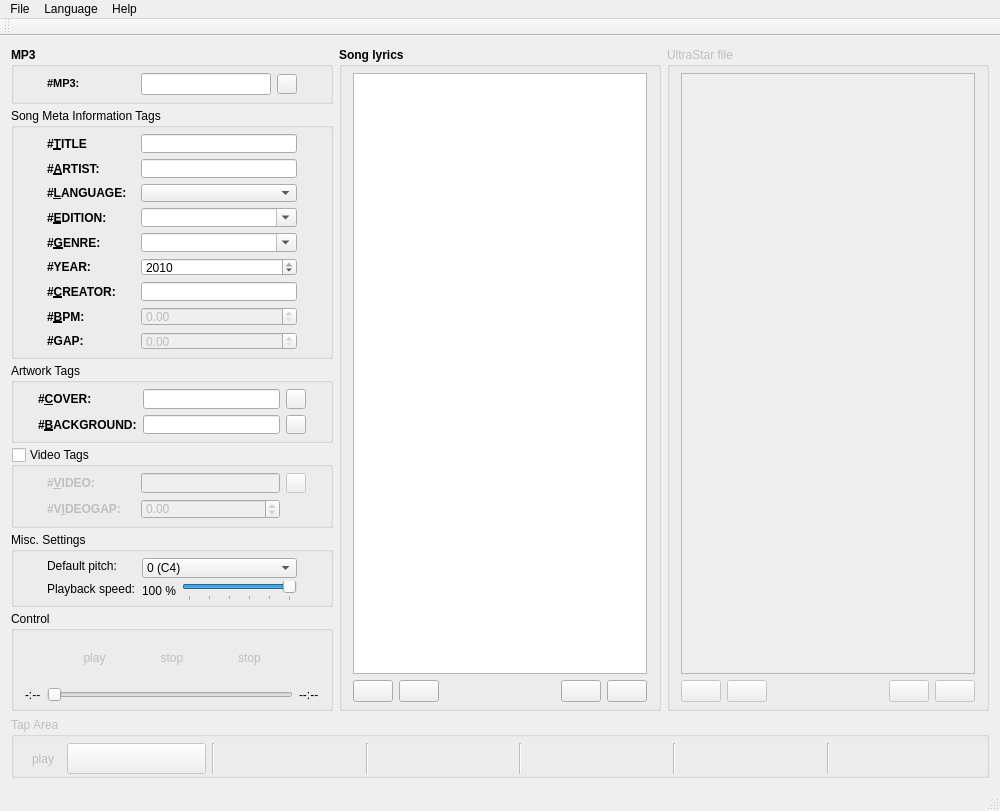
This is src/QCMainWindow.ui in UltraStar-Deluxe/UltraStar-Creator as Qt 5 draws it before an edit. The edited form follows.
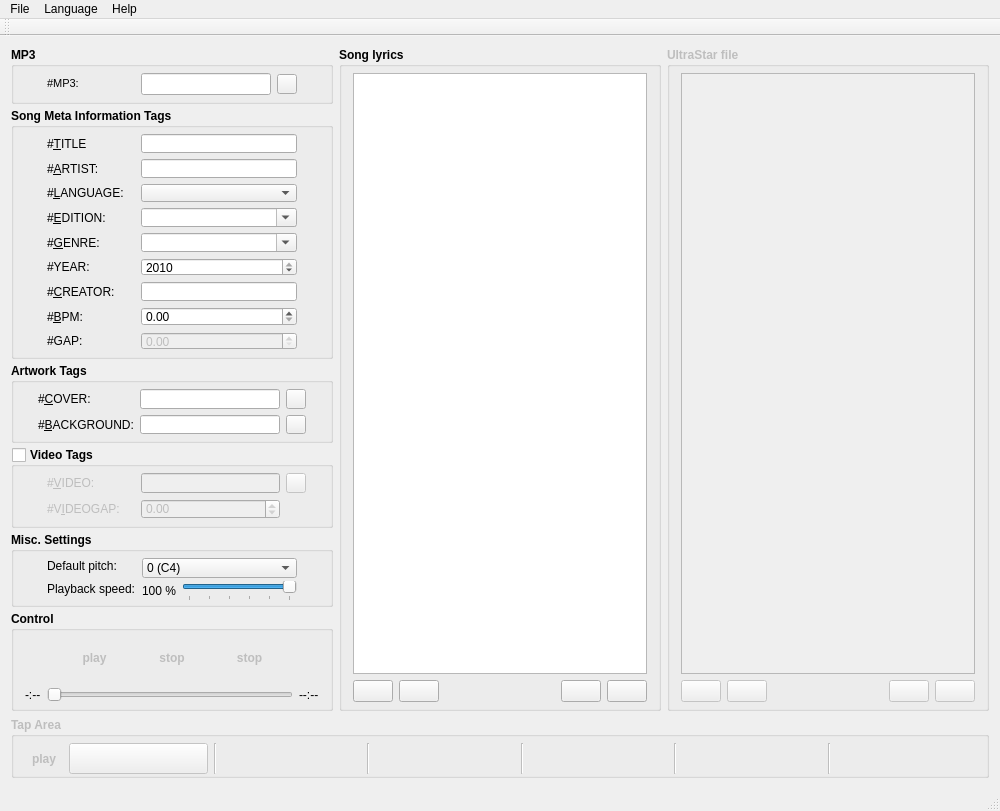
This is the edited form. Icons and pictures are not drawn.

Commit message: * sorted QCMainWindow constructor (to eventually create an init()-function to be reused by reset() * made groupbox names bold, US tags not bold * re-enabled doubleSpinBox_BPM so that a custom BPM can be set

```diff
--- a/src/QCMainWindow.ui
+++ b/src/QCMainWindow.ui
@@ -88,6 +88,12 @@
              </item>
              <item row="0" column="1">
               <widget class="QLabel" name="label_MP3">
+               <property name="font">
+                <font>
+                 <weight>50</weight>
+                 <bold>false</bold>
+                </font>
+               </property>
                <property name="statusTip">
                 <string>MP3 tag</string>
                </property>
@@ -95,7 +101,7 @@
                 <string notr="true">&lt;!DOCTYPE HTML PUBLIC &quot;-//W3C//DTD HTML 4.0//EN&quot; &quot;http://www.w3.org/TR/REC-html40/strict.dtd&quot;&gt;
 &lt;html&gt;&lt;head&gt;&lt;meta name=&quot;qrichtext&quot; content=&quot;1&quot; /&gt;&lt;style type=&quot;text/css&quot;&gt;
 p, li { white-space: pre-wrap; }
-&lt;/style&gt;&lt;/head&gt;&lt;body style=&quot; font-family:'MS Shell Dlg 2'; font-size:8.25pt; font-weight:600; font-style:normal;&quot;&gt;
+&lt;/style&gt;&lt;/head&gt;&lt;body style=&quot; font-family:'MS Shell Dlg 2'; font-size:8.25pt; font-weight:400; font-style:normal;&quot;&gt;
 &lt;p style=&quot; margin-top:0px; margin-bottom:0px; margin-left:0px; margin-right:0px; -qt-block-indent:0; text-indent:0px;&quot;&gt;&lt;span style=&quot; font-size:8pt;&quot;&gt;#MP3:&lt;/span&gt;&lt;/p&gt;&lt;/body&gt;&lt;/html&gt;</string>
                </property>
               </widget>
@@ -105,6 +111,12 @@
                <property name="enabled">
                 <bool>true</bool>
                </property>
+               <property name="font">
+                <font>
+                 <weight>50</weight>
+                 <bold>false</bold>
+                </font>
+               </property>
                <property name="statusTip">
                 <string>Set the song to tap by dropping a song file onto USC or by browsing your harddrive.</string>
                </property>
@@ -186,6 +198,12 @@
             <height>251</height>
            </size>
           </property>
+          <property name="font">
+           <font>
+            <weight>75</weight>
+            <bold>true</bold>
+           </font>
+          </property>
           <property name="title">
            <string>Song Meta Information Tags</string>
           </property>
@@ -211,8 +229,8 @@
                </property>
                <property name="font">
                 <font>
-                 <weight>75</weight>
-                 <bold>true</bold>
+                 <weight>50</weight>
+                 <bold>false</bold>
                 </font>
                </property>
                <property name="statusTip">
@@ -234,6 +252,12 @@
                  <verstretch>0</verstretch>
                 </sizepolicy>
                </property>
+               <property name="font">
+                <font>
+                 <weight>50</weight>
+                 <bold>false</bold>
+                </font>
+               </property>
                <property name="statusTip">
                 <string>Enter the song title.</string>
                </property>
@@ -258,8 +282,8 @@
                </property>
                <property name="font">
                 <font>
-                 <weight>75</weight>
-                 <bold>true</bold>
+                 <weight>50</weight>
+                 <bold>false</bold>
                 </font>
                </property>
                <property name="statusTip">
@@ -275,6 +299,12 @@
              </item>
              <item row="1" column="2">
               <widget class="QLineEdit" name="lineEdit_Artist">
+               <property name="font">
+                <font>
+                 <weight>50</weight>
+                 <bold>false</bold>
+                </font>
+               </property>
                <property name="statusTip">
                 <string>Enter the song artist.</string>
                </property>
@@ -293,8 +323,8 @@
                </property>
                <property name="font">
                 <font>
-                 <weight>75</weight>
-                 <bold>true</bold>
+                 <weight>50</weight>
+                 <bold>false</bold>
                 </font>
                </property>
                <property name="statusTip">
@@ -310,6 +340,12 @@
              </item>
              <item row="2" column="2">
               <widget class="QComboBox" name="comboBox_Language">
+               <property name="font">
+                <font>
+                 <weight>50</weight>
+                 <bold>false</bold>
+                </font>
+               </property>
                <property name="statusTip">
                 <string>Choose the song language.</string>
                </property>
@@ -540,8 +576,8 @@
                </property>
                <property name="font">
                 <font>
-                 <weight>75</weight>
-                 <bold>true</bold>
+                 <weight>50</weight>
+                 <bold>false</bold>
                 </font>
                </property>
                <property name="statusTip">
@@ -557,6 +593,12 @@
              </item>
              <item row="3" column="2">
               <widget class="QComboBox" name="comboBox_Edition">
+               <property name="font">
+                <font>
+                 <weight>50</weight>
+                 <bold>false</bold>
+                </font>
+               </property>
                <property name="statusTip">
                 <string>Enter the song edition.</string>
                </property>
@@ -585,8 +627,8 @@
                </property>
                <property name="font">
                 <font>
-                 <weight>75</weight>
-                 <bold>true</bold>
+                 <weight>50</weight>
+                 <bold>false</bold>
                 </font>
                </property>
                <property name="statusTip">
@@ -602,6 +644,12 @@
              </item>
              <item row="4" column="2">
               <widget class="QComboBox" name="comboBox_Genre">
+               <property name="font">
+                <font>
+                 <weight>50</weight>
+                 <bold>false</bold>
+                </font>
+               </property>
                <property name="statusTip">
                 <string>Enter the song genre.</string>
                </property>
@@ -700,8 +748,8 @@
                </property>
                <property name="font">
                 <font>
-                 <weight>75</weight>
-                 <bold>true</bold>
+                 <weight>50</weight>
+                 <bold>false</bold>
                 </font>
                </property>
                <property name="statusTip">
@@ -722,8 +770,8 @@
                </property>
                <property name="font">
                 <font>
-                 <weight>75</weight>
-                 <bold>true</bold>
+                 <weight>50</weight>
+                 <bold>false</bold>
                 </font>
                </property>
                <property name="statusTip">
@@ -739,6 +787,12 @@
              </item>
              <item row="6" column="2">
               <widget class="QLineEdit" name="lineEdit_Creator">
+               <property name="font">
+                <font>
+                 <weight>50</weight>
+                 <bold>false</bold>
+                </font>
+               </property>
                <property name="statusTip">
                 <string>Enter the song creator.</string>
                </property>
@@ -757,8 +811,8 @@
                </property>
                <property name="font">
                 <font>
-                 <weight>75</weight>
-                 <bold>true</bold>
+                 <weight>50</weight>
+                 <bold>false</bold>
                 </font>
                </property>
                <property name="statusTip">
@@ -775,7 +829,13 @@
              <item row="7" column="2">
               <widget class="QDoubleSpinBox" name="doubleSpinBox_BPM">
                <property name="enabled">
-                <bool>false</bool>
+                <bool>true</bool>
+               </property>
+               <property name="font">
+                <font>
+                 <weight>50</weight>
+                 <bold>false</bold>
+                </font>
                </property>
                <property name="statusTip">
                 <string>BPM will be determined automatically from the MP3 file.</string>
@@ -813,8 +873,8 @@
                </property>
                <property name="font">
                 <font>
-                 <weight>75</weight>
-                 <bold>true</bold>
+                 <weight>50</weight>
+                 <bold>false</bold>
                 </font>
                </property>
                <property name="statusTip">
@@ -1040,6 +1100,12 @@
                <property name="enabled">
                 <bool>false</bool>
                </property>
+               <property name="font">
+                <font>
+                 <weight>50</weight>
+                 <bold>false</bold>
+                </font>
+               </property>
                <property name="statusTip">
                 <string>Gap will be determined automatically when you start tapping.</string>
                </property>
@@ -1059,6 +1125,12 @@
                  <verstretch>0</verstretch>
                 </sizepolicy>
                </property>
+               <property name="font">
+                <font>
+                 <weight>50</weight>
+                 <bold>false</bold>
+                </font>
+               </property>
                <property name="specialValueText">
                 <string notr="true"/>
                </property>
@@ -1095,6 +1167,12 @@
             <height>80</height>
            </size>
           </property>
+          <property name="font">
+           <font>
+            <weight>75</weight>
+            <bold>true</bold>
+           </font>
+          </property>
           <property name="title">
            <string>Artwork Tags</string>
           </property>
@@ -1111,8 +1189,8 @@
               <widget class="QLabel" name="label_Cover">
                <property name="font">
                 <font>
-                 <weight>75</weight>
-                 <bold>true</bold>
+                 <weight>50</weight>
+                 <bold>false</bold>
                 </font>
                </property>
                <property name="statusTip">
@@ -1131,6 +1209,12 @@
                <property name="enabled">
                 <bool>true</bool>
                </property>
+               <property name="font">
+                <font>
+                 <weight>50</weight>
+                 <bold>false</bold>
+                </font>
+               </property>
                <property name="statusTip">
                 <string>Set the cover by dropping an image file onto USC or by browsing your harddrive.</string>
                </property>
@@ -1175,8 +1259,8 @@
               <widget class="QLabel" name="label_background">
                <property name="font">
                 <font>
-                 <weight>75</weight>
-                 <bold>true</bold>
+                 <weight>50</weight>
+                 <bold>false</bold>
                 </font>
                </property>
                <property name="statusTip">
@@ -1195,6 +1279,12 @@
                <property name="enabled">
                 <bool>true</bool>
                </property>
+               <property name="font">
+                <font>
+                 <weight>50</weight>
+                 <bold>false</bold>
+                </font>
+               </property>
                <property name="statusTip">
                 <string>Set the background by dropping an image file onto USC or by browsing your harddrive.</string>
                </property>
@@ -1297,6 +1387,12 @@
             <height>81</height>
            </size>
           </property>
+          <property name="font">
+           <font>
+            <weight>75</weight>
+            <bold>true</bold>
+           </font>
+          </property>
           <property name="toolTip">
            <string/>
           </property>
@@ -1322,8 +1418,8 @@
               <widget class="QLabel" name="label_Video">
                <property name="font">
                 <font>
-                 <weight>75</weight>
-                 <bold>true</bold>
+                 <weight>50</weight>
+                 <bold>false</bold>
                 </font>
                </property>
                <property name="statusTip">
@@ -1339,6 +1435,12 @@
              </item>
              <item row="0" column="2">
               <widget class="QLineEdit" name="lineEdit_Video">
+               <property name="font">
+                <font>
+                 <weight>50</weight>
+                 <bold>false</bold>
+                </font>
+               </property>
                <property name="statusTip">
                 <string>Set the video by dropping an image file onto USC or by browsing your harddrive.</string>
                </property>
@@ -1380,8 +1482,8 @@
                </property>
                <property name="font">
                 <font>
-                 <weight>75</weight>
-                 <bold>true</bold>
+                 <weight>50</weight>
+                 <bold>false</bold>
                 </font>
                </property>
                <property name="statusTip">
@@ -1397,6 +1499,12 @@
              </item>
              <item row="1" column="2">
               <widget class="QDoubleSpinBox" name="doubleSpinBox_Videogap">
+               <property name="font">
+                <font>
+                 <weight>50</weight>
+                 <bold>false</bold>
+                </font>
+               </property>
                <property name="statusTip">
                 <string>Set the video gap if needed.</string>
                </property>
@@ -1482,6 +1590,12 @@
             <height>75</height>
            </size>
           </property>
+          <property name="font">
+           <font>
+            <weight>75</weight>
+            <bold>true</bold>
+           </font>
+          </property>
           <property name="title">
            <string>Misc. Settings</string>
           </property>
@@ -1521,6 +1635,12 @@
                  <verstretch>0</verstretch>
                 </sizepolicy>
                </property>
+               <property name="font">
+                <font>
+                 <weight>50</weight>
+                 <bold>false</bold>
+                </font>
+               </property>
                <property name="text">
                 <string>Default pitch:</string>
                </property>
@@ -1668,6 +1788,12 @@
                  <verstretch>0</verstretch>
                 </sizepolicy>
                </property>
+               <property name="font">
+                <font>
+                 <weight>50</weight>
+                 <bold>false</bold>
+                </font>
+               </property>
                <property name="text">
                 <string>Playback speed:</string>
                </property>
@@ -1689,6 +1815,12 @@
                    <height>20</height>
                   </size>
                  </property>
+                 <property name="font">
+                  <font>
+                   <weight>50</weight>
+                   <bold>false</bold>
+                  </font>
+                 </property>
                  <property name="statusTip">
                   <string>Current playback speed.</string>
                  </property>
@@ -1791,6 +1923,12 @@
               <height>100</height>
              </size>
             </property>
+            <property name="font">
+             <font>
+              <weight>75</weight>
+              <bold>true</bold>
+             </font>
+            </property>
             <property name="title">
              <string>Control</string>
             </property>
@@ -1990,6 +2128,12 @@
                </property>
                <item>
                 <widget class="QLabel" name="label_TimeElapsed">
+                 <property name="font">
+                  <font>
+                   <weight>50</weight>
+                   <bold>false</bold>
+                  </font>
+                 </property>
                  <property name="text">
                   <string>-:--</string>
                  </property>
@@ -2004,6 +2148,12 @@
                </item>
                <item>
                 <widget class="QLabel" name="label_TimeToRun">
+                 <property name="font">
+                  <font>
+                   <weight>50</weight>
+                   <bold>false</bold>
+                  </font>
+                 </property>
                  <property name="text">
                   <string>--:--</string>
                  </property>
@@ -2073,6 +2223,12 @@
                <height>0</height>
               </size>
              </property>
+             <property name="font">
+              <font>
+               <weight>50</weight>
+               <bold>false</bold>
+              </font>
+             </property>
              <property name="acceptDrops">
               <bool>true</bool>
              </property>
@@ -2243,6 +2399,12 @@
           <height>0</height>
          </size>
         </property>
+        <property name="font">
+         <font>
+          <weight>75</weight>
+          <bold>true</bold>
+         </font>
+        </property>
         <property name="title">
          <string>UltraStar file</string>
         </property>
@@ -2269,6 +2431,12 @@
                <height>0</height>
               </size>
              </property>
+             <property name="font">
+              <font>
+               <weight>50</weight>
+               <bold>false</bold>
+              </font>
+             </property>
              <property name="statusTip">
               <string>See resulting UltraStar text file here.</string>
              </property>
@@ -2424,6 +2592,12 @@
         <height>61</height>
        </size>
       </property>
+      <property name="font">
+       <font>
+        <weight>75</weight>
+        <bold>true</bold>
+       </font>
+      </property>
       <property name="title">
        <string>Tap Area</string>
       </property>
@@ -2557,6 +2731,8 @@
            <property name="font">
             <font>
              <pointsize>14</pointsize>
+             <weight>50</weight>
+             <bold>false</bold>
             </font>
            </property>
            <property name="text">
@@ -2603,6 +2779,8 @@
            <property name="font">
             <font>
              <pointsize>14</pointsize>
+             <weight>50</weight>
+             <bold>false</bold>
             </font>
            </property>
            <property name="text">
@@ -2649,6 +2827,8 @@
            <property name="font">
             <font>
              <pointsize>14</pointsize>
+             <weight>50</weight>
+             <bold>false</bold>
             </font>
            </property>
            <property name="text">
@@ -2695,6 +2875,8 @@
            <property name="font">
             <font>
              <pointsize>14</pointsize>
+             <weight>50</weight>
+             <bold>false</bold>
             </font>
            </property>
            <property name="text">
@@ -2741,6 +2923,8 @@
            <property name="font">
             <font>
              <pointsize>14</pointsize>
+             <weight>50</weight>
+             <bold>false</bold>
             </font>
            </property>
            <property name="text">
```
The commit also changes 4 other files.
